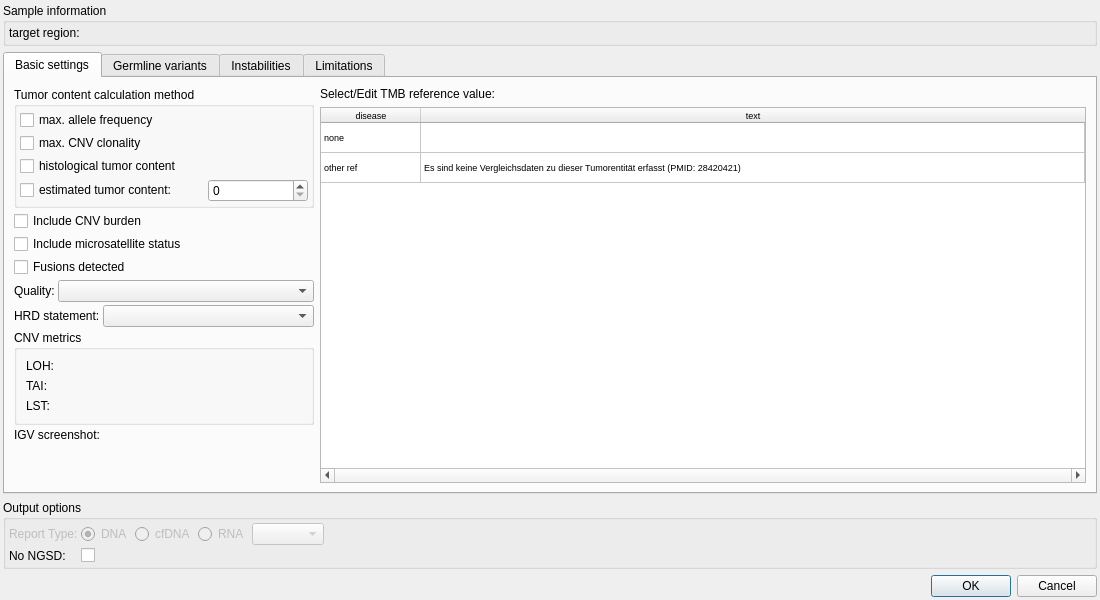
Qt form src/GSvar/SomaticReportDialog.ui (imgag/ngs-bits) before a commit.
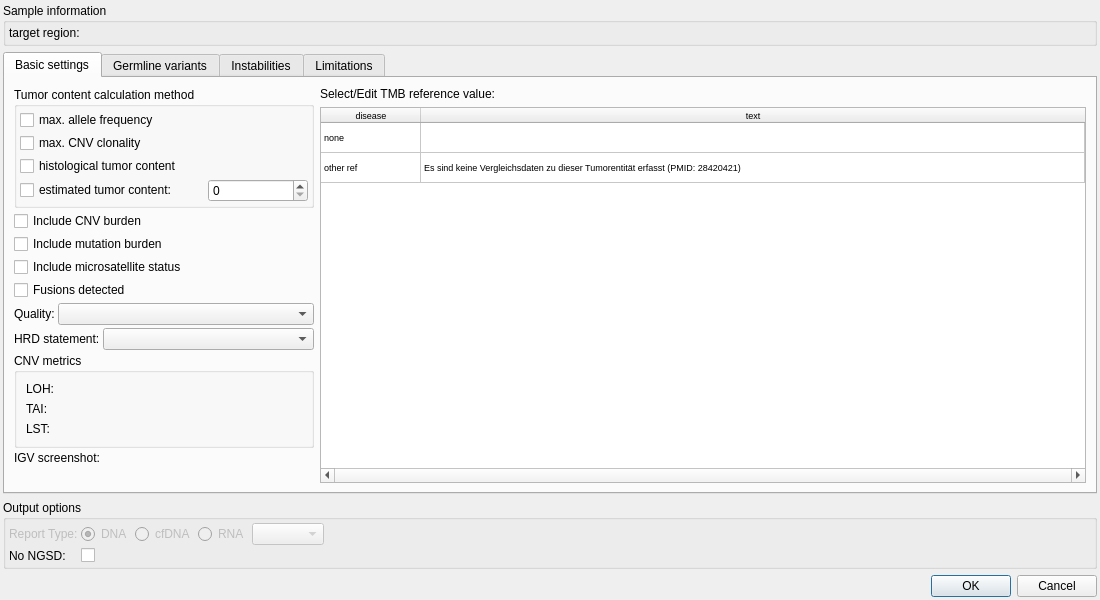
The same form after that commit.

Commit message: Somatic Report: Add checkbox to include/exclude Mutationburden in the report

```diff
--- a/src/GSvar/SomaticReportDialog.ui
+++ b/src/GSvar/SomaticReportDialog.ui
@@ -216,6 +216,13 @@
            </property>
           </widget>
          </item>
+         <item>
+          <widget class="QCheckBox" name="include_mutation_burden">
+           <property name="text">
+            <string>Include mutation burden</string>
+           </property>
+          </widget>
+         </item>
          <item>
           <widget class="QCheckBox" name="include_msi_status">
            <property name="minimumSize">
```
The commit also changes 6 other files.
